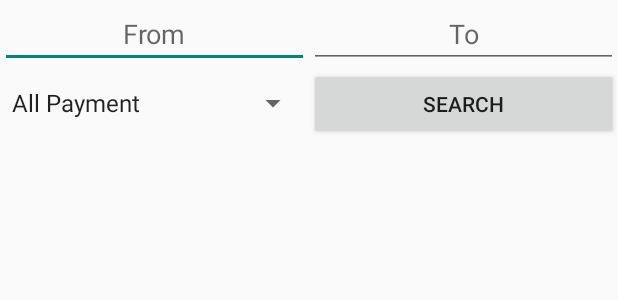
After one commit to princenaman/med365app, an Android app: the layout fragment_tpa.xml on its own in the app's theme, with its tools: preview values and no code run, on a phone screen of 412 x 824 dp. The commit adds this screen. Shown: the top 300 px of the screen. Run offline under Robolectric (Android 15) with nearby library versions, the light colour scheme and no system bars.

Commit message:
TPA Updated!!

```diff
--- a/app/src/main/java/com/configaware/med365doctors/HospitalData.java
+++ b/app/src/main/java/com/configaware/med365doctors/HospitalData.java
@@ -134,7 +134,7 @@ public class HospitalData extends ActionBarActivity implements ActionBar.TabList
                 case 1:
                     return new FragmentIPD(1,HospitalData.this);
                 case 2:
-                    return new FragmentTPA(2);
+                    return new FragmentTPA(2,HospitalData.this);
                 case 3:
                     return new FragmentLIC(3);
 
--- a/app/src/main/java/com/configaware/med365doctors/phpFetchAdapter.java
+++ b/app/src/main/java/com/configaware/med365doctors/phpFetchAdapter.java
@@ -72,7 +72,7 @@ public class phpFetchAdapter extends AsyncTask<String,Void,String> {
         String url="http://54.66.224.33/med365app/login.php";
         InputStream isr = null;
         try{
-            if (arg1.equals("opd")||arg1.equals("ipd")){
+            if (arg1.equals("opd") || arg1.equals("ipd") || arg1.equals("tpa") || arg1.equals("lic")){
                 url="http://54.66.224.33/med365app/opd.php";
             }
 
@@ -153,7 +153,7 @@ public class phpFetchAdapter extends AsyncTask<String,Void,String> {
             this.resultview.setText("Error in Connection");
             Toast.makeText(context,"No Internet",Toast.LENGTH_SHORT).show();
         }
-        else if (ifLocal.equals("opd")||ifLocal.equals("ipd")){
+        else if (ifLocal.equals("opd") || ifLocal.equals("ipd") || ifLocal.equals("tpa") || ifLocal.equals("lic")){
             this.resultview.setText(result);
         }
         else if(!errorFlag.equals("Error") && !ifLocal.equals("Local Login"))
--- /dev/null
+++ b/app/src/main/res/layout/fragment_tpa.xml
@@ -0,0 +1,62 @@
+<?xml version="1.0" encoding="utf-8"?>
+<RelativeLayout xmlns:android="http://schemas.android.com/apk/res/android"
+    android:layout_width="match_parent" android:layout_height="match_parent">
+
+    <LinearLayout
+        android:orientation="horizontal"
+        android:layout_width="fill_parent"
+        android:layout_height="wrap_content"
+        android:id="@+id/datePickers">
+
+        <EditText
+            android:id="@+id/tpaDate"
+            android:layout_width="0dp"
+            android:layout_height="wrap_content"
+            android:layout_weight="1"
+            android:hint="@string/date"
+            android:gravity="center_horizontal" />
+
+        <EditText
+            android:layout_width="0dp"
+            android:layout_height="wrap_content"
+            android:id="@+id/tpaToDate"
+            android:layout_weight="1"
+            android:hint="@string/opdToDate"
+            android:gravity="center_horizontal" />
+    </LinearLayout>
+
+    <LinearLayout
+        android:orientation="horizontal"
+        android:layout_width="fill_parent"
+        android:layout_height="wrap_content"
+        android:id="@+id/selectSearch"
+        android:layout_below="@+id/datePickers">
+
+        <Spinner
+            android:layout_width="0dp"
+            android:layout_height="wrap_content"
+            android:id="@+id/tpatypeSelect"
+            android:layout_weight="1"
+            android:spinnerMode="dropdown"
+            android:entries="@array/type"
+            android:prompt="@string/spinner_title"/>
+
+        <Button
+            android:layout_width="0dp"
+            android:layout_height="wrap_content"
+            android:text="@string/search"
+            android:id="@+id/tpaButton"
+            android:layout_weight="1" />
+    </LinearLayout>
+
+    <TextView
+        android:layout_width="fill_parent"
+        android:layout_height="fill_parent"
+        android:id="@+id/tpaText"
+        android:gravity="center_horizontal"
+        android:textSize="20sp"
+        android:layout_below="@+id/selectSearch"
+        android:layout_alignParentLeft="true"
+        android:layout_alignParentStart="true" />
+
+</RelativeLayout>
```
Also changed, not shown: app/src/main/java/com/configaware/med365doctors/FragmentTPA.java (+95 -14 lines).
